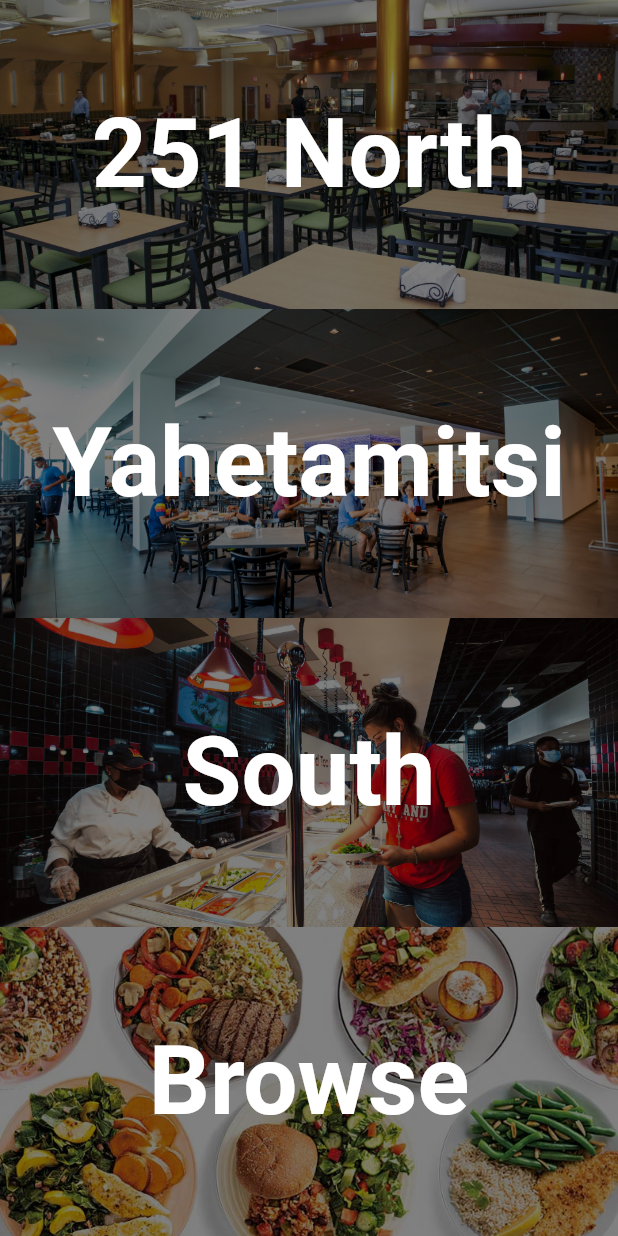
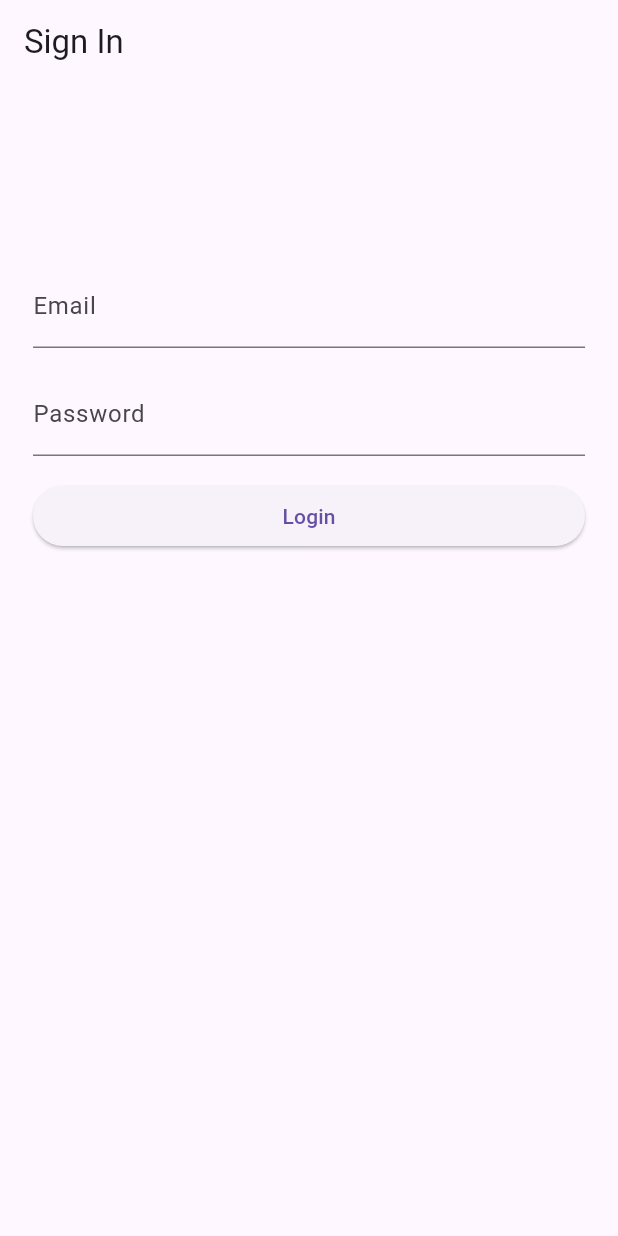
Before and after one commit to ChrisC920/umd_dining, a Flutter app: the screen it shows after launch, on a phone screen of 412 x 824 dp. Run offline on Flutter 3.47's test engine with Material 3 defaults, Android fonts, the phone set to English and light mode, and no system bars; our stand-ins replace supabase_flutter; missing offline and left inert: UMD_Dining; accounts and stored records are empty.

Commit message:
Added login/signup

```diff
--- a/lib/main.dart
+++ b/lib/main.dart
@@ -1,14 +1,15 @@
+import 'package:dining/pages/login.dart';
+import 'package:dining/pages/signup.dart';
 import 'package:flutter/material.dart';
 import 'pages/home.dart';
-import 'pages/start_page.dart';
 import 'package:supabase_flutter/supabase_flutter.dart';
 
+
 Future<void> main() async {
-  WidgetsFlutterBinding.ensureInitialized();
   await Supabase.initialize(
     url: 'https://plximrqrwrpqshptjfkq.supabase.co',
     anonKey:
-        'eyJhbGciOiJIUzI1NiIsInR5cCI6IkpXVCJ9.eyJpc3MiOiJzdXBhYmFzZSIsInJlZiI6InBseGltcnFyd3JwcXNocHRqZmtxIiwicm9sZSI6ImFub24iLCJpYXQiOjE3MDc3OTQzMzAsImV4cCI6MjAyMzM3MDMzMH0.8F6V5aYRUHnL1coZ8IbaVxJX1Dhw2I_bDgkjHqrmrU8',
+    'eyJhbGciOiJIUzI1NiIsInR5cCI6IkpXVCJ9.eyJpc3MiOiJzdXBhYmFzZSIsInJlZiI6InBseGltcnFyd3JwcXNocHRqZmtxIiwicm9sZSI6ImFub24iLCJpYXQiOjE3MDc3OTQzMzAsImV4cCI6MjAyMzM3MDMzMH0.8F6V5aYRUHnL1coZ8IbaVxJX1Dhw2I_bDgkjHqrmrU8',
   );
 
   runApp(const MyApp());
@@ -21,7 +22,7 @@ class MyApp extends StatelessWidget {
   Widget build(BuildContext context) {
     return const MaterialApp(
       debugShowCheckedModeBanner: false,
-      home: StartPage(),
+      home: LoginPage(),
     );
   }
 }
--- /dev/null
+++ b/lib/pages/login.dart
@@ -0,0 +1,90 @@
+import 'package:dining/pages/home.dart';
+import 'package:dining/utils/constants.dart';
+import 'dart:async';
+import 'package:flutter/material.dart';
+import 'package:supabase_flutter/supabase_flutter.dart';
+
+
+class LoginPage extends StatefulWidget {
+  const LoginPage({Key? key}) : super(key: key);
+
+  static Route<void> route() {
+    return MaterialPageRoute(builder: (context) => const LoginPage());
+  }
+
+  @override
+  _LoginPageState createState() => _LoginPageState();
+}
+
+class _LoginPageState extends State<LoginPage> {
+  bool _isLoading = false;
+  final _emailController = TextEditingController();
+  final _passwordController = TextEditingController();
+
+  Future<void> _signIn() async {
+    setState(() {
+      _isLoading = true;
+    });
+    try {
+      await supabase.auth.signInWithPassword(
+        email: _emailController.text,
+        password: _passwordController.text,
+      );
+      Navigator.of(context)
+          .pushAndRemoveUntil(HomePage.route(), (route) => false);
+    } on AuthException catch (error) {
+      print(error.message);
+    } catch (_) {
+      print("Unexpected error occurred");
+    }
+    if (mounted) {
+      setState(() {
+        _isLoading = true;
+      });
+    }
+  }
+
+  @override
+  void dispose() {
+    _emailController.dispose();
+    _passwordController.dispose();
+    super.dispose();
+  }
+
+  @override
+  Widget build(BuildContext context) {
+    return Scaffold(
+      appBar: AppBar(title: const Text('Sign In')),
+      body: Center(
+        child: SizedBox(
+          width: 400,
+          child: ListView(
+            padding: formPadding,
+            children: [
+              const SizedBox(height: 100, width: 100),
+              TextFormField(
+                controller: _emailController,
+                decoration: const InputDecoration(labelText: 'Email'),
+                keyboardType: TextInputType.emailAddress,
+              ),
+              formSpacer,
+              TextFormField(
+                controller: _passwordController,
+                decoration: const InputDecoration(labelText: 'Password'),
+                obscureText: true,
+              ),
+              formSpacer,
+              ElevatedButton(
+                onPressed: _signIn,
+                child: const Text('Login'),
+              ),
+            ],
+          ),
+        ),
+      ),
+    );
+  }
+}
+
+const formSpacer = SizedBox(width: 16, height: 16);
+const formPadding = EdgeInsets.symmetric(vertical: 20, horizontal: 16);
```
Also changed, not shown: lib/pages/signup.dart (added, +90 -0 lines), pubspec.yaml (+5 -7 lines), pubspec.lock, 26 other files.
